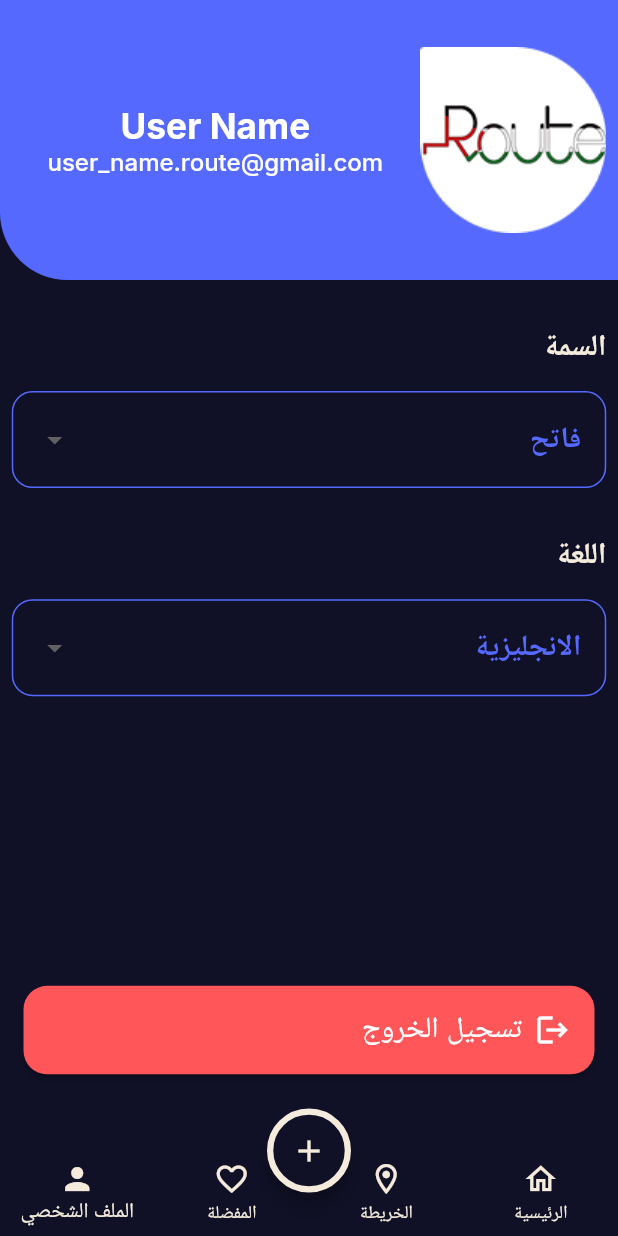
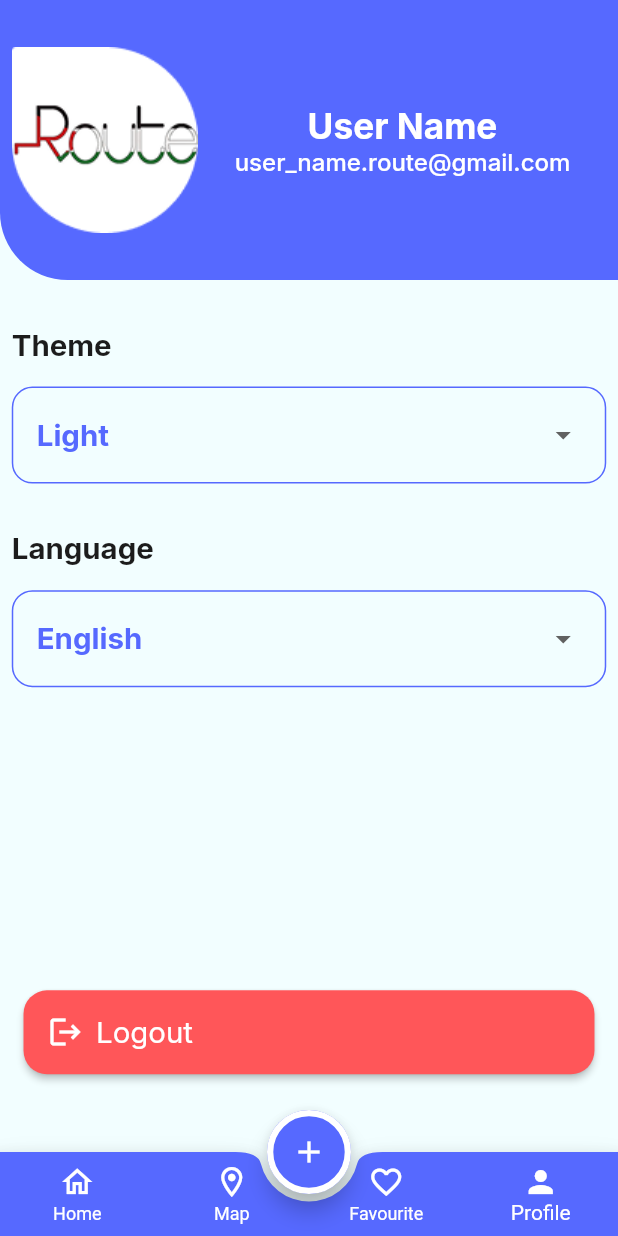
Before and after one commit to zahraa-sayed/Eventely-_app, a Flutter app: the screen it shows after launch, item 4 of the bottom bar chosen, on a phone screen of 412 x 824 dp. Run offline on Flutter 3.47's test engine with Material 3 defaults, Android fonts, the phone set to English and light mode, and no system bars; our stand-ins replace flutter_screenutil, google_fonts, shared_preferences.

Commit message:
change theme and language using provider  cache theme-language using shared prefs

```diff
--- /dev/null
+++ b/lib/core/prefs_manager/prefs_manager.dart
@@ -0,0 +1,35 @@
+import 'package:evently_app/core/resources/constant_manager.dart';
+import 'package:flutter/material.dart';
+import 'package:shared_preferences/shared_preferences.dart';
+
+class PrefsManager{
+
+  static late SharedPreferences prefs;
+  static Future<void> init() async{
+    prefs = await SharedPreferences.getInstance();
+  }
+
+  static void saveTheme(ThemeMode newTheme) async {
+    String theme = newTheme == ThemeMode.light ? "Light" : "Dark";
+    prefs.setString(CacheConstant.themeKey, theme);
+  }
+
+  static ThemeMode? getSavedTheme() {
+    String? savedTheme = prefs.getString(CacheConstant.themeKey);
+    if(savedTheme == null){
+      return null;
+    }else{
+      ThemeMode themeMode = savedTheme == "Light" ? ThemeMode.light : ThemeMode.dark;
+      return themeMode;
+    }
+  }
+
+  static String? saveLanguage(String newLang){
+    prefs.setString(CacheConstant.languageKey, newLang);
+  }
+
+  static getSavedLanguage (){
+    String? saveLanguage = prefs.getString(CacheConstant.languageKey);
+    return saveLanguage;
+  }
+}
--- /dev/null
+++ b/lib/core/resources/constant_manager.dart
@@ -0,0 +1,4 @@
+class CacheConstant {
+  static const String themeKey = "theme";
+  static const String languageKey = "language";
+}
--- a/lib/features/auth/login/login.dart
+++ b/lib/features/auth/login/login.dart
@@ -1,4 +1,4 @@
-import 'package:evently_app/core/assets_manager/assets_manager.dart';
+import 'package:evently_app/core/resources/assets_manager.dart';
 import 'package:evently_app/core/resources/colors_manager.dart';
 import 'package:evently_app/core/resources/validator.dart';
 import 'package:evently_app/core/widgets/custom_elevated_button.dart';
--- a/lib/features/auth/register/register.dart
+++ b/lib/features/auth/register/register.dart
@@ -1,4 +1,4 @@
-import 'package:evently_app/core/assets_manager/assets_manager.dart';
+import 'package:evently_app/core/resources/assets_manager.dart';
 import 'package:evently_app/core/resources/validator.dart';
 import 'package:evently_app/core/routes_manager/routes_manager.dart';
 import 'package:evently_app/core/widgets/custom_elevated_button.dart';
--- a/lib/features/create_event/create_event.dart
+++ b/lib/features/create_event/create_event.dart
@@ -1,4 +1,4 @@
-import 'package:evently_app/core/assets_manager/assets_manager.dart';
+import 'package:evently_app/core/resources/assets_manager.dart';
 import 'package:evently_app/core/resources/colors_manager.dart';
 import 'package:evently_app/core/widgets/custom_elevated_button.dart';
 import 'package:evently_app/core/widgets/custom_tabBar.dart';
--- a/lib/features/main_layout/main_layout.dart
+++ b/lib/features/main_layout/main_layout.dart
@@ -4,8 +4,6 @@ import 'package:evently_app/features/main_layout/tabs/home/home_tab.dart';
 import 'package:evently_app/features/main_layout/tabs/map/map_tab.dart';
 import 'package:evently_app/features/main_layout/tabs/porfile/profile_tab.dart';
 import 'package:flutter/material.dart';
-
-import '../../core/resources/colors_manager.dart';
 import '../../l10n/app_localizations.dart';
 
 class MainLayout extends StatefulWidget {
--- a/lib/features/main_layout/tabs/favorite/favorite_tab.dart
+++ b/lib/features/main_layout/tabs/favorite/favorite_tab.dart
@@ -18,7 +18,7 @@ class FavoriteTab extends StatelessWidget {
       child: Column(
         children: [
           Container(
-            margin: EdgeInsets.symmetric(horizontal: 16),
+            margin: REdgeInsets.symmetric(horizontal: 16),
             child: TextField(
               decoration: InputDecoration(
                 enabledBorder: OutlineInputBorder(
--- a/lib/features/main_layout/tabs/home/event_item.dart
+++ b/lib/features/main_layout/tabs/home/event_item.dart
@@ -1,4 +1,4 @@
-import 'package:evently_app/core/assets_manager/assets_manager.dart';
+import 'package:evently_app/core/resources/assets_manager.dart';
 import 'package:evently_app/core/extensions/date_time_ex.dart';
 import 'package:evently_app/core/resources/colors_manager.dart';
 import 'package:evently_app/models/event_model.dart';
--- a/lib/features/main_layout/tabs/home/home_tab.dart
+++ b/lib/features/main_layout/tabs/home/home_tab.dart
@@ -51,7 +51,7 @@ class _HomeTabState extends State<HomeTab> {
                         Row(
                           children: [
                             Icon(
-                              Icons.location_on_outlined,
+                              Icons.location_on,
                               color: ColorsManager.white,
                             ),
                             SizedBox(width: 4.w),
--- a/lib/features/main_layout/tabs/porfile/drop_down_item.dart
+++ b/lib/features/main_layout/tabs/porfile/drop_down_item.dart
@@ -9,11 +9,13 @@ class DropDownItem extends StatelessWidget {
     required this.label,
     required this.menuItems,
     required this.selectedItem,
+    required this.onChanged,
   });
 
   final String label;
   final List<String> menuItems;
   final String selectedItem;
+  final void Function(String?) onChanged;
 
   @override
   Widget build(BuildContext context) {
@@ -43,7 +45,7 @@ class DropDownItem extends StatelessWidget {
                       child: Text(value),
                     );
                   }).toList(),
-                  onChanged: (newTheme) {},
+                  onChanged: onChanged,
                 ),
               ],
             ),
--- a/lib/features/main_layout/tabs/porfile/profile_tab.dart
+++ b/lib/features/main_layout/tabs/porfile/profile_tab.dart
@@ -1,11 +1,14 @@
-import 'package:evently_app/core/assets_manager/assets_manager.dart';
+import 'package:evently_app/core/resources/assets_manager.dart';
 import 'package:evently_app/core/resources/colors_manager.dart';
 import 'package:evently_app/features/main_layout/tabs/porfile/drop_down_item.dart';
 import 'package:flutter/material.dart';
 import 'package:flutter_screenutil/flutter_screenutil.dart';
 import 'package:google_fonts/google_fonts.dart';
+import 'package:provider/provider.dart';
 
 import '../../../../l10n/app_localizations.dart';
+import '../../../../providers/language_provider.dart';
+import '../../../../providers/theme_provider.dart';
 
 class ProfileTab extends StatelessWidget {
   const ProfileTab({super.key});
@@ -13,6 +16,8 @@ class ProfileTab extends StatelessWidget {
   @override
   Widget build(BuildContext context) {
     AppLocalizations appLocalizations = AppLocalizations.of(context)!;
+    ThemeProvider themeProvider = Provider.of<ThemeProvider>(context);
+    LanguageProvider languageProvider = Provider.of<LanguageProvider>(context);
     return Column(
       crossAxisAlignment: CrossAxisAlignment.start,
       children: [
@@ -30,7 +35,7 @@ class ProfileTab extends StatelessWidget {
                 Image.asset(ImageAssets.routeProfile),
                 SizedBox(width: 16.w),
                 Padding(
-                  padding: const EdgeInsets.all(8.0),
+                  padding: REdgeInsets.all(8.0),
                   child: Column(
                     mainAxisAlignment: MainAxisAlignment.center,
                     children: [
@@ -59,15 +64,21 @@ class ProfileTab extends StatelessWidget {
         ),
         SizedBox(height: 24.h),
         DropDownItem(
+          onChanged: (newTheme){
+            themeProvider.changeAppTheme(newTheme == appLocalizations.light ? ThemeMode.light : ThemeMode.dark);
+          },
           label: appLocalizations.theme,
           menuItems: [appLocalizations.light, appLocalizations.dark],
-          selectedItem: appLocalizations.light,
+          selectedItem: themeProvider.isDark ? appLocalizations.dark : appLocalizations.light,
         ),
         SizedBox(height: 16.h),
         DropDownItem(
+          onChanged: (newLang){
+            languageProvider.changeAppLang(newLang == appLocalizations.english ? "en" : "ar");
+          },
           label: appLocalizations.language,
           menuItems: [appLocalizations.english, appLocalizations.arabic],
-          selectedItem: appLocalizations.english,
+          selectedItem:languageProvider.isEnglish ? "English" : appLocalizations.arabic,
         ),
         Spacer(flex: 6,),
         Container(
--- a/lib/main.dart
+++ b/lib/main.dart
@@ -1,12 +1,23 @@
 import 'package:evently_app/config/theme/theme_manager.dart';
+import 'package:evently_app/core/prefs_manager/prefs_manager.dart';
 import 'package:evently_app/core/routes_manager/routes_manager.dart';
 import 'package:evently_app/l10n/app_localizations.dart';
+import 'package:evently_app/providers/language_provider.dart';
+import 'package:evently_app/providers/theme_provider.dart';
 import 'package:flutter/material.dart';
 import 'package:flutter_localizations/flutter_localizations.dart';
 import 'package:flutter_screenutil/flutter_screenutil.dart';
+import 'package:provider/provider.dart';
 
-void main (){
-  runApp(Evently());
+void main () async {
+  WidgetsFlutterBinding.ensureInitialized();
+  await PrefsManager.init();
+  runApp(MultiProvider(
+      providers: [
+        ChangeNotifierProvider(create: (context)=>ThemeProvider()),
+        ChangeNotifierProvider(create: (context)=>LanguageProvider()),
+      ],
+      child: const Evently()));
 }
 
 class Evently extends StatelessWidget {
@@ -14,6 +25,8 @@ class Evently extends StatelessWidget {
 
   @override
   Widget build(BuildContext context) {
+    ThemeProvider themeProvider = Provider.of<ThemeProvider>(context);
+    LanguageProvider languageProvider = Provider.of<LanguageProvider>(context);
     return ScreenUtilInit(
       designSize: Size(393, 841),
       minTextAdapt: true,
@@ -24,8 +37,8 @@ class Evently extends StatelessWidget {
         onGenerateRoute: RoutesManager.router,
         theme: ThemeManager.light,
         darkTheme: ThemeManager.dark,
-        themeMode: ThemeMode.dark,
-        locale: Locale("ar"),
+        themeMode: themeProvider.currentTheme,
+        locale: Locale(languageProvider.currentLang),
         localizationsDelegates: AppLocalizations.localizationsDelegates,
         supportedLocales: [
           Locale('en'), // English
--- /dev/null
+++ b/lib/providers/language_provider.dart
@@ -0,0 +1,15 @@
+import 'package:evently_app/core/prefs_manager/prefs_manager.dart';
+import 'package:flutter/material.dart';
+
+class LanguageProvider extends ChangeNotifier {
+  String currentLang = PrefsManager.getSavedLanguage() ?? "en" ;
+
+  bool get isEnglish => currentLang == "en";
+
+  void changeAppLang(String newLang){
+    if(currentLang == newLang) return;
+    currentLang = newLang;
+    PrefsManager.saveLanguage(newLang);
+    notifyListeners();
+  }
+}
--- /dev/null
+++ b/lib/providers/theme_provider.dart
@@ -0,0 +1,16 @@
+import 'package:evently_app/core/prefs_manager/prefs_manager.dart';
+import 'package:flutter/material.dart';
+import 'package:shared_preferences/shared_preferences.dart';
+
+class ThemeProvider extends ChangeNotifier {
+  ThemeMode currentTheme = PrefsManager.getSavedTheme() ?? ThemeMode.light ;
+
+  bool get isDark => currentTheme == ThemeMode.dark;
+
+  void changeAppTheme(ThemeMode newTheme){
+    if(currentTheme == newTheme) return;
+    currentTheme = newTheme;
+    PrefsManager.saveTheme(currentTheme);
+    notifyListeners();
+  }
+}
--- a/pubspec.yaml
+++ b/pubspec.yaml
@@ -39,6 +39,8 @@ dependencies:
   intl: ^0.20.2
   flutter_localizations:
     sdk: flutter
+  provider: ^6.1.5+1
+  shared_preferences: ^2.5.3
 
 dev_dependencies:
   flutter_test:
```
Also changed, not shown: lib/core/resources/assets_manager.dart (renamed from lib/core/assets_manager/assets_manager.dart), pubspec.lock.
